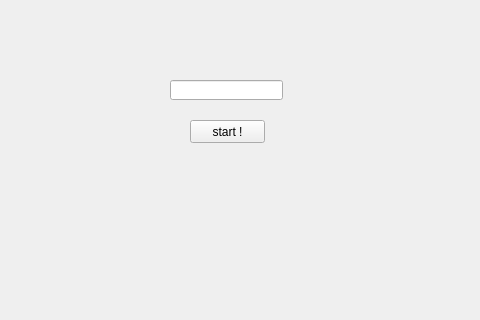
The window that .ui/StartingScreen.ui (KillianLarcher/RadiationCAM) describes before a commit, drawn with Qt 5; both pictures show x 0 to 480 and y 0 to 320 of the 640 by 480 pixel window.
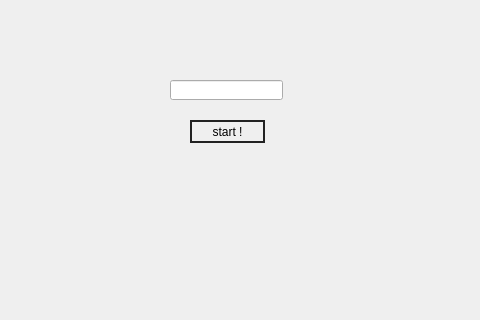
The same window after the commit.

Patch:
```diff
--- a/.ui/StartingScreen.ui
+++ b/.ui/StartingScreen.ui
@@ -32,6 +32,9 @@
      <height>23</height>
     </rect>
    </property>
+   <property name="styleSheet">
+    <string notr="true">border : 2px solid #222;</string>
+   </property>
    <property name="text">
     <string>start !</string>
    </property>
```
